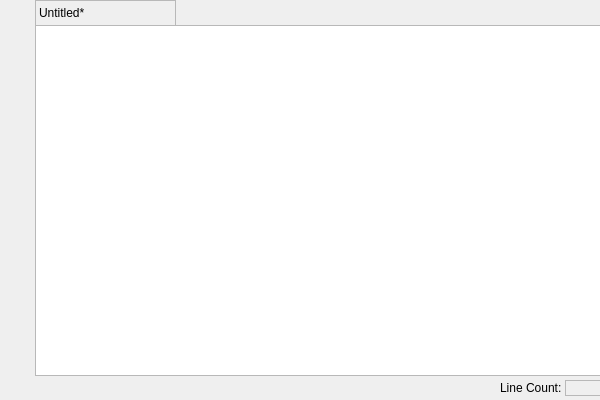
AlexJMercer/Ember-Text_Editor, file EmberTextEditor.ui: the form before one commit.
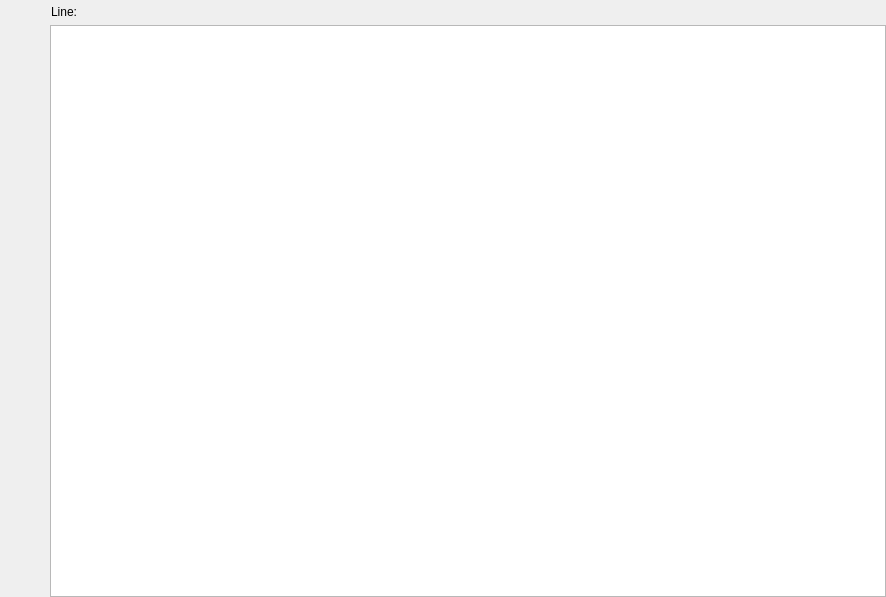
The form after the commit. Icons and pictures are not drawn.

Commit message: Fresh start; Add 3 Classes; PlainTextEditor not working as intended

The edit to the form file:
```diff
--- a/EmberTextEditor.ui
+++ b/EmberTextEditor.ui
@@ -2,95 +2,62 @@
 <ui version="4.0">
  <class>EmberTextEditorClass</class>
  <widget class="QMainWindow" name="EmberTextEditorClass">
+  <property name="enabled">
+   <bool>true</bool>
+  </property>
   <property name="geometry">
    <rect>
     <x>0</x>
     <y>0</y>
-    <width>600</width>
-    <height>400</height>
+    <width>886</width>
+    <height>597</height>
    </rect>
   </property>
+  <property name="sizePolicy">
+   <sizepolicy hsizetype="Maximum" vsizetype="Maximum">
+    <horstretch>0</horstretch>
+    <verstretch>0</verstretch>
+   </sizepolicy>
+  </property>
   <property name="windowTitle">
    <string>EmberTextEditor</string>
   </property>
+  <property name="tabShape">
+   <enum>QTabWidget::TabShape::Rounded</enum>
+  </property>
+  <property name="dockNestingEnabled">
+   <bool>true</bool>
+  </property>
+  <property name="unifiedTitleAndToolBarOnMac">
+   <bool>true</bool>
+  </property>
   <widget class="QWidget" name="centralWidget">
-   <widget class="QLabel" name="label">
+   <property name="sizePolicy">
+    <sizepolicy hsizetype="Fixed" vsizetype="Fixed">
+     <horstretch>0</horstretch>
+     <verstretch>0</verstretch>
+    </sizepolicy>
+   </property>
+   <widget class="QPlainTextEdit" name="plainTextEdit">
     <property name="geometry">
      <rect>
-      <x>500</x>
-      <y>380</y>
-      <width>66</width>
-      <height>16</height>
-     </rect>
-    </property>
-    <property name="text">
-     <string>Line Count:</string>
-    </property>
-   </widget>
-   <widget class="QLabel" name="lineCount">
-    <property name="geometry">
-     <rect>
-      <x>565</x>
-      <y>380</y>
-      <width>36</width>
-      <height>16</height>
+      <x>50</x>
+      <y>25</y>
+      <width>836</width>
+      <height>572</height>
      </rect>
     </property>
     <property name="frameShape">
      <enum>QFrame::Shape::StyledPanel</enum>
     </property>
-    <property name="frameShadow">
-     <enum>QFrame::Shadow::Sunken</enum>
-    </property>
-    <property name="text">
-     <string/>
-    </property>
    </widget>
-   <widget class="QPushButton" name="closeMainWindowButton">
+   <widget class="QToolButton" name="newBtn">
     <property name="geometry">
      <rect>
-      <x>575</x>
-      <y>0</y>
-      <width>26</width>
-      <height>26</height>
-     </rect>
-    </property>
-    <property name="text">
-     <string/>
-    </property>
-    <property name="icon">
-     <iconset theme="QIcon::ThemeIcon::EditClear"/>
-    </property>
-    <property name="flat">
-     <bool>true</bool>
-    </property>
-   </widget>
-   <widget class="QPushButton" name="minimizeMainWinButton">
-    <property name="geometry">
-     <rect>
-      <x>545</x>
-      <y>0</y>
-      <width>26</width>
-      <height>26</height>
-     </rect>
-    </property>
-    <property name="text">
-     <string/>
-    </property>
-    <property name="icon">
-     <iconset theme="QIcon::ThemeIcon::ListRemove"/>
-    </property>
-    <property name="flat">
-     <bool>true</bool>
-    </property>
-   </widget>
-   <widget class="QToolButton" name="NewFileButton">
-    <property name="geometry">
-     <rect>
-      <x>0</x>
-      <y>0</y>
-      <width>36</width>
-      <height>36</height>
+      <x>2</x>
+      <y>25</y>
+      <width>46</width>
+      <height>46</height>
      </rect>
     </property>
     <property name="text">
@@ -99,12 +66,6 @@
     <property name="icon">
      <iconset theme="QIcon::ThemeIcon::DocumentNew"/>
     </property>
-    <property name="checkable">
-     <bool>false</bool>
-    </property>
-    <property name="toolButtonStyle">
-     <enum>Qt::ToolButtonStyle::ToolButtonIconOnly</enum>
-    </property>
     <property name="autoRaise">
      <bool>true</bool>
     </property>
@@ -112,10 +73,10 @@
    <widget class="QToolButton" name="OpenFileButton">
     <property name="geometry">
      <rect>
-      <x>0</x>
-      <y>35</y>
-      <width>36</width>
-      <height>36</height>
+      <x>2</x>
+      <y>74</y>
+      <width>46</width>
+      <height>46</height>
      </rect>
     </property>
     <property name="text">
@@ -128,71 +89,13 @@
      <bool>true</bool>
     </property>
    </widget>
-   <widget class="QFrame" name="frame">
+   <widget class="QToolButton" name="saveBtn">
     <property name="geometry">
      <rect>
-      <x>35</x>
-      <y>25</y>
-      <width>566</width>
-      <height>351</height>
-     </rect>
-    </property>
-    <property name="frameShape">
-     <enum>QFrame::Shape::StyledPanel</enum>
-    </property>
-    <property name="frameShadow">
-     <enum>QFrame::Shadow::Raised</enum>
-    </property>
-    <widget class="QPlainTextEdit" name="plainTextEdit">
-     <property name="geometry">
-      <rect>
-       <x>0</x>
-       <y>0</y>
-       <width>566</width>
-       <height>351</height>
-      </rect>
-     </property>
-    </widget>
-   </widget>
-   <widget class="QLabel" name="label_2">
-    <property name="geometry">
-     <rect>
-      <x>35</x>
-      <y>5</y>
-      <width>206</width>
-      <height>21</height>
-     </rect>
-    </property>
-    <property name="text">
-     <string/>
-    </property>
-   </widget>
-   <widget class="QLabel" name="fileNameLabel">
-    <property name="geometry">
-     <rect>
-      <x>35</x>
-      <y>0</y>
-      <width>141</width>
-      <height>26</height>
-     </rect>
-    </property>
-    <property name="frameShape">
-     <enum>QFrame::Shape::StyledPanel</enum>
-    </property>
-    <property name="frameShadow">
-     <enum>QFrame::Shadow::Sunken</enum>
-    </property>
-    <property name="text">
-     <string>Untitled*</string>
-    </property>
-   </widget>
-   <widget class="QToolButton" name="SaveFileButton">
-    <property name="geometry">
-     <rect>
-      <x>0</x>
-      <y>70</y>
-      <width>36</width>
-      <height>36</height>
+      <x>2</x>
+      <y>123</y>
+      <width>46</width>
+      <height>46</height>
      </rect>
     </property>
     <property name="text">
@@ -208,10 +111,10 @@
    <widget class="QToolButton" name="SaveAsFileButton">
     <property name="geometry">
      <rect>
-      <x>0</x>
-      <y>105</y>
-      <width>36</width>
-      <height>36</height>
+      <x>2</x>
+      <y>172</y>
+      <width>46</width>
+      <height>46</height>
      </rect>
     </property>
     <property name="text">
@@ -224,9 +127,68 @@
      <bool>true</bool>
     </property>
    </widget>
+   <widget class="QToolButton" name="exitBtn">
+    <property name="geometry">
+     <rect>
+      <x>2</x>
+      <y>221</y>
+      <width>46</width>
+      <height>46</height>
+     </rect>
+    </property>
+    <property name="text">
+     <string/>
+    </property>
+    <property name="icon">
+     <iconset theme="QIcon::ThemeIcon::ApplicationExit"/>
+    </property>
+    <property name="autoRaise">
+     <bool>true</bool>
+    </property>
+   </widget>
+   <widget class="QLabel" name="labelLineFixed">
+    <property name="geometry">
+     <rect>
+      <x>51</x>
+      <y>-1</y>
+      <width>33</width>
+      <height>25</height>
+     </rect>
+    </property>
+    <property name="text">
+     <string>Line:</string>
+    </property>
+   </widget>
+   <widget class="QLabel" name="labelLineNumber">
+    <property name="geometry">
+     <rect>
+      <x>86</x>
+      <y>-1</y>
+      <width>84</width>
+      <height>27</height>
+     </rect>
+    </property>
+    <property name="frameShape">
+     <enum>QFrame::Shape::NoFrame</enum>
+    </property>
+    <property name="frameShadow">
+     <enum>QFrame::Shadow::Sunken</enum>
+    </property>
+    <property name="text">
+     <string/>
+    </property>
+   </widget>
+   <zorder>newBtn</zorder>
+   <zorder>plainTextEdit</zorder>
+   <zorder>openBtn</zorder>
+   <zorder>saveBtn</zorder>
+   <zorder>saveAsBtn</zorder>
+   <zorder>exitBtn</zorder>
+   <zorder>labelLineFixed</zorder>
+   <zorder>labelLineNumber</zorder>
   </widget>
  </widget>
- <layoutdefault spacing="6" margin="11"/>
+ <layoutdefault spacing="5" margin="10"/>
  <resources>
   <include location="EmberTextEditor.qrc"/>
  </resources>
```
Left out of the diff: 23 changed lines with no effect on the pictures. The commit also changes 48 other files.
